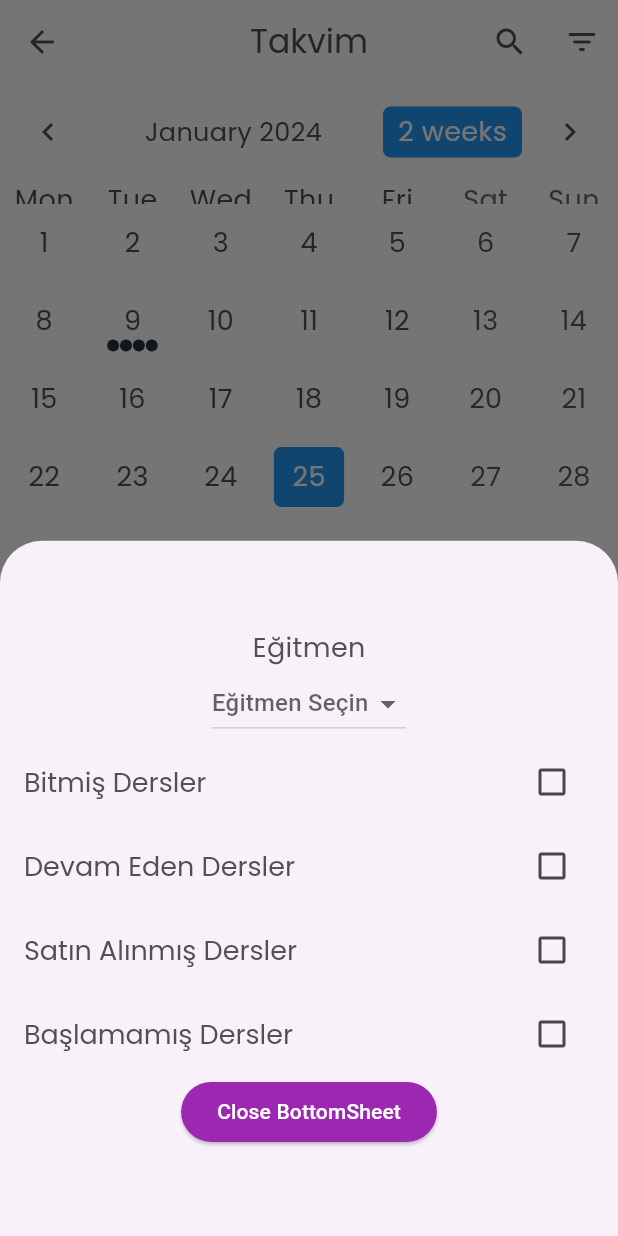
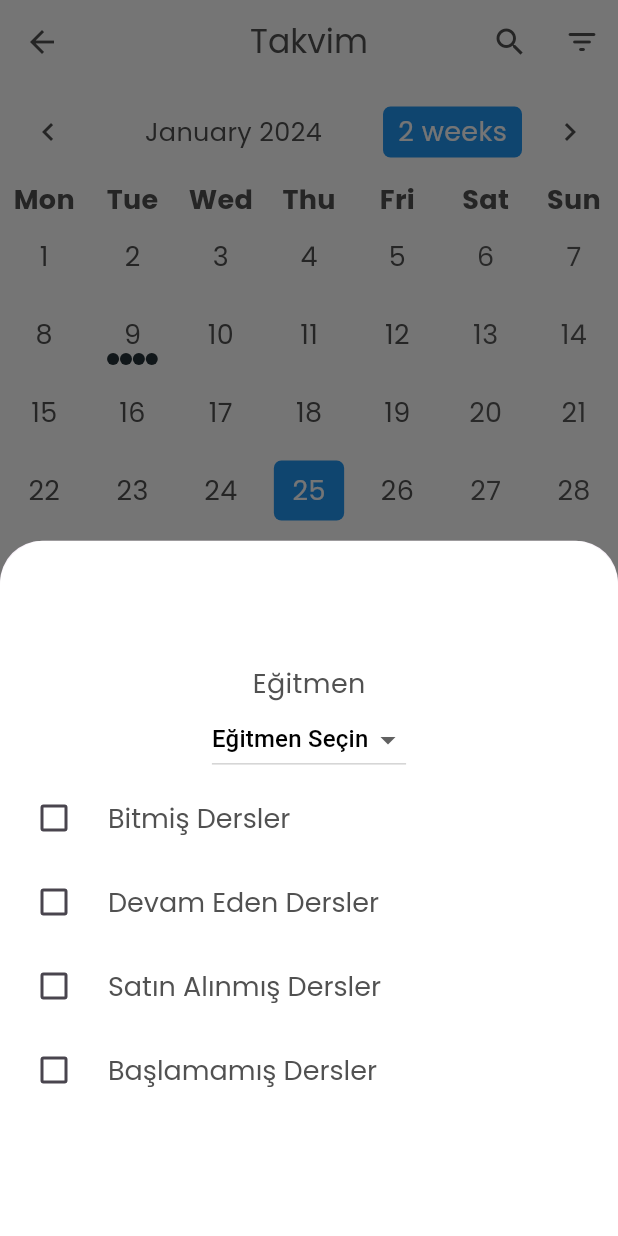
Before and after one commit to cebrailkeskindag/tobetoApp, a Flutter app: the CalendarScreen screen opened directly, after a tap on the "filter list" icon, on a phone screen of 412 x 824 dp. Run offline on Flutter 3.47's test engine with Material 3 defaults, Android fonts, the light colour scheme and no system bars; drawn by our look-alikes of table_calendar; our stand-ins replace flutter_social_button, google_fonts; missing offline and left inert: fab_circular_menu_plus.

Commit message:
takvim sayfası düzenlendi

```diff
--- a/lib/screen/calendar_screen.dart
+++ b/lib/screen/calendar_screen.dart
@@ -4,9 +4,6 @@
 
 import 'package:tobetoapp/models/calendar_model.dart';
 import 'package:tobetoapp/widgets/calendar/filtercheckbutton.dart';
-
-
-
 
 bool aramaYapiliyorMu = false;
 
@@ -30,7 +27,6 @@
   Educator? _selectedEducator;
 
   final TextEditingController _eventController = TextEditingController();
-
 
   @override
   void initState() {
@@ -77,12 +73,16 @@
                   },
                   icon: const Icon(Icons.search)),
           IconButton(
-              onPressed: () {showModalBottomSheet<void>(
+              onPressed: () {
+                showModalBottomSheet<void>(
                   context: context,
                   builder: (BuildContext context) {
-              return SizedBox(
-
-                height: 500,
+                    return ClipRRect(
+                      borderRadius: const BorderRadius.only(
+                          topRight: Radius.circular(30),
+                          topLeft: Radius.circular(30)),
+                      child: Container(
+                        color: Theme.of(context).colorScheme.background,
                         child: Center(
                           child: Column(
                             mainAxisAlignment: MainAxisAlignment.center,
@@ -91,31 +91,30 @@
                               const Text('Eğitmen'),
                               DropdownButton<Educator>(
                                 value: _selectedEducator,
-            hint: Text('Eğitmen Seçin'),
+                                hint: Text('Eğitmen Seçin', style: TextStyle(color: Theme.of(context).colorScheme.onSecondary),),
                                 onChanged: (Educator? educator) {
                                   setState(() {
                                     _selectedEducator = educator;
                                   });
                                 },
-            items: widget.educators.map((Educator educator) {
+                                items:
+                                    widget.educators.map((Educator educator) {
                                   return DropdownMenuItem<Educator>(
                                     value: educator,
-                child: Text(educator.tamAd),
+                                    child: Text(educator.tamAd,style: TextStyle(color: Theme.of(context).colorScheme.onSecondary)),
                                   );
                                 }).toList(),
                               ),
-          FilterCheckButton(),
-
-                      ElevatedButton(
-                        child: const Text('Close BottomSheet'),
-                        onPressed: () => Navigator.pop(context),
+                              const FilterCheckButton(),
+                            ],
                           ),
-                    ],
                         ),
                       ),
                     );
                   },
-          );}, icon: const Icon(Icons.filter_list_rounded))
+                );
+              },
+              icon: const Icon(Icons.filter_list_rounded))
         ],
         centerTitle: true,
       ),
@@ -133,6 +132,10 @@
             },
             startingDayOfWeek: StartingDayOfWeek.monday,
             daysOfWeekVisible: true,
+            daysOfWeekStyle: const DaysOfWeekStyle(
+                weekdayStyle: TextStyle(fontWeight: FontWeight.bold),
+                weekendStyle: TextStyle(fontWeight: FontWeight.bold)),
+            daysOfWeekHeight: 25,
             onDaySelected: (DateTime selectDay, DateTime focusDay) {
               setState(() {
                 selectedDay = selectDay;
--- a/lib/theme/app_color.dart
+++ b/lib/theme/app_color.dart
@@ -8,6 +8,7 @@
     secondary: const Color.fromARGB(255, 53, 234, 186),
     background: const Color(0xFFFFFFFF),
     surface: const Color(0xFF515151),
+    onSecondary:const Color(0xFF000000),
   );
   static Color textColor = const Color(0xFF515151);
   static Color iconColor = const Color(0xFF515151);
@@ -28,6 +29,7 @@
     secondary: const Color(0xFF00d29b),
     background: const Color(0xFF010827),
     surface: const Color(0xFFFFFFFF),
+    onSecondary:const Color(0xFFFFFFFF),
   );
   static Color textColor = const Color(0xFFFFFFFF);
   static Color iconColor = const Color(0xFFFFFFFF);
--- a/lib/theme/theme.dart
+++ b/lib/theme/theme.dart
@@ -52,6 +52,7 @@
           ),
         ),
         cardTheme: CardTheme(color: AppColorLight.cardColor),
+        dropdownMenuTheme: DropdownMenuThemeData(textStyle: TextStyle(color: AppColorLight.textColor) )
         );
   }
 
@@ -104,7 +105,7 @@
           ),
         ),
         cardTheme: CardTheme(color: AppColorDark.cardColor),
-
+        dropdownMenuTheme: DropdownMenuThemeData(textStyle: TextStyle(color: AppColorDark.textColor) )
         );
   }
 }
--- a/lib/widgets/calendar/filtercheckbutton.dart
+++ b/lib/widgets/calendar/filtercheckbutton.dart
@@ -28,7 +28,7 @@
                   option1 = value!;
                 });
               },
-              controlAffinity: ListTileControlAffinity.trailing,
+              controlAffinity: ListTileControlAffinity.leading,
             ),
             CheckboxListTile(
               title: Text('Devam Eden Dersler'),
@@ -38,6 +38,7 @@
                   option2 = value!;
                 });
               },
+               controlAffinity: ListTileControlAffinity.leading,
             ),
             CheckboxListTile(
               title: Text('Satın Alınmış Dersler'),
@@ -47,6 +48,7 @@
                   option3 = value!;
                 });
               },
+               controlAffinity: ListTileControlAffinity.leading,
             ),
             CheckboxListTile(
               title: Text('Başlamamış Dersler'),
@@ -56,6 +58,7 @@
                   option4 = value!;
                 });
               },
+               controlAffinity: ListTileControlAffinity.leading,
             ),
           ],
         );
```
Also changed, not shown: lib/widgets/calendar/educators.dart (added, +17 -0 lines), lib/widgets/catalog/filter_catalog.dart (added, +17 -0 lines). Lines whose indentation alone changed are shown as unchanged.
